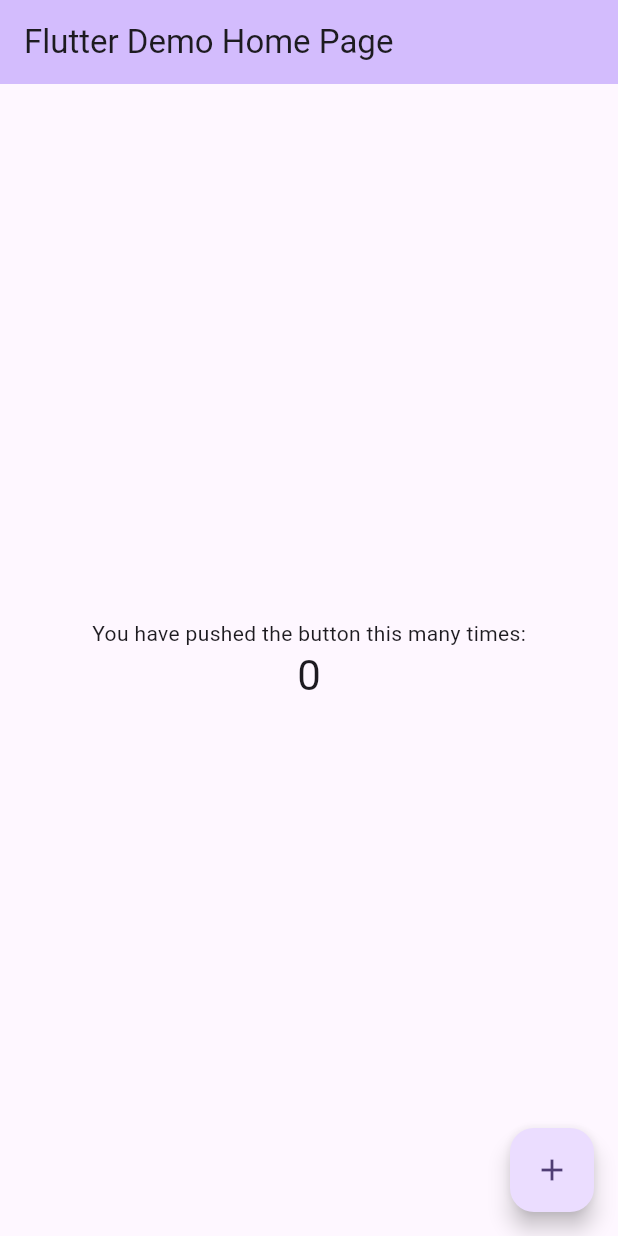
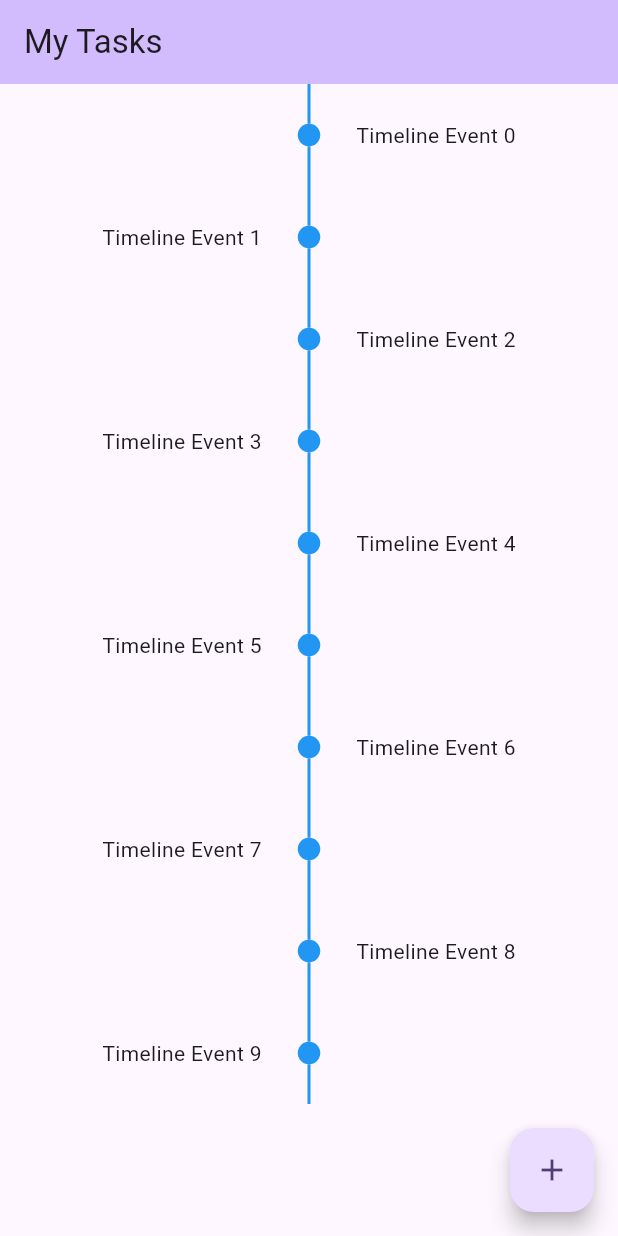
Before and after one commit to shamim51/Task-Tracker-Lists-Tasks, a Flutter app: the screen it shows after launch, on a phone screen of 412 x 824 dp. Run offline on Flutter 3.47's test engine with Material 3 defaults, Android fonts, the phone set to English and light mode, and no system bars; drawn by our look-alikes of timelines; our stand-ins replace firebase_core; accounts and stored records are empty.

Commit message:
added timeline widget

```diff
--- a/lib/main.dart
+++ b/lib/main.dart
@@ -1,4 +1,5 @@
 import 'package:flutter/material.dart';
+import 'package:task_tracker/widgets/timeline.dart';
 
 void main() {
   runApp(const MyApp());
@@ -31,7 +32,7 @@
         colorScheme: ColorScheme.fromSeed(seedColor: Colors.deepPurple),
         useMaterial3: true,
       ),
-      home: const MyHomePage(title: 'Flutter Demo Home Page'),
+      home: const MyHomePage(title: 'My Tasks'),
     );
   }
 }
@@ -70,56 +71,33 @@
 
   @override
   Widget build(BuildContext context) {
-    // This method is rerun every time setState is called, for instance as done
-    // by the _incrementCounter method above.
-    //
-    // The Flutter framework has been optimized to make rerunning build methods
-    // fast, so that you can just rebuild anything that needs updating rather
-    // than having to individually change instances of widgets.
     return Scaffold(
       appBar: AppBar(
-        // TRY THIS: Try changing the color here to a specific color (to
-        // Colors.amber, perhaps?) and trigger a hot reload to see the AppBar
-        // change color while the other colors stay the same.
         backgroundColor: Theme.of(context).colorScheme.inversePrimary,
-        // Here we take the value from the MyHomePage object that was created by
-        // the App.build method, and use it to set our appbar title.
         title: Text(widget.title),
       ),
       body: Center(
-        // Center is a layout widget. It takes a single child and positions it
-        // in the middle of the parent.
-        child: Column(
-          // Column is also a layout widget. It takes a list of children and
-          // arranges them vertically. By default, it sizes itself to fit its
-          // children horizontally, and tries to be as tall as its parent.
-          //
-          // Column has various properties to control how it sizes itself and
-          // how it positions its children. Here we use mainAxisAlignment to
-          // center the children vertically; the main axis here is the vertical
-          // axis because Columns are vertical (the cross axis would be
-          // horizontal).
-          //
-          // TRY THIS: Invoke "debug painting" (choose the "Toggle Debug Paint"
-          // action in the IDE, or press "p" in the console), to see the
-          // wireframe for each widget.
-          mainAxisAlignment: MainAxisAlignment.center,
-          children: <Widget>[
-            const Text(
-              'You have pushed the button this many times:',
-            ),
-            Text(
-              '$_counter',
-              style: Theme.of(context).textTheme.headlineMedium,
-            ),
-          ],
-        ),
+        // child: Column(
+        //   mainAxisAlignment: MainAxisAlignment.center,
+        //   children: <Widget>[
+        //     MyTimeline(),
+
+        //     const Text(
+        //       'You have pushed the button this many times:',
+        //     ),
+        //     Text(
+        //       '$_counter',
+        //       style: Theme.of(context).textTheme.headlineMedium,
+        //     ),
+        //   ],
+        // ),
+        child: MyTimeline(),
       ),
       floatingActionButton: FloatingActionButton(
         onPressed: _incrementCounter,
         tooltip: 'Increment',
         child: const Icon(Icons.add),
-      ), // This trailing comma makes auto-formatting nicer for build methods.
+      ),
     );
   }
 }
--- /dev/null
+++ b/lib/widgets/timeline.dart
@@ -0,0 +1,26 @@
+import 'package:flutter/widgets.dart';
+import 'package:flutter/material.dart';
+import 'package:timelines/timelines.dart';
+
+class MyTimeline extends StatefulWidget {
+  const MyTimeline({super.key});
+
+  @override
+  State<MyTimeline> createState() => _MyTimelineState();
+}
+
+class _MyTimelineState extends State<MyTimeline> {
+  @override
+  Widget build(BuildContext context) {
+    return Timeline.tileBuilder(
+    builder: TimelineTileBuilder.fromStyle(
+      contentsAlign: ContentsAlign.alternating,
+      contentsBuilder: (context, index) => Padding(
+        padding: const EdgeInsets.all(24.0),
+        child: Text('Timeline Event $index'),
+      ),
+      itemCount: 10,
+    ),
+  );
+  }
+}
```
Also changed, not shown: pubspec.yaml (+12 -5 lines), pubspec.lock, 7 other files.
